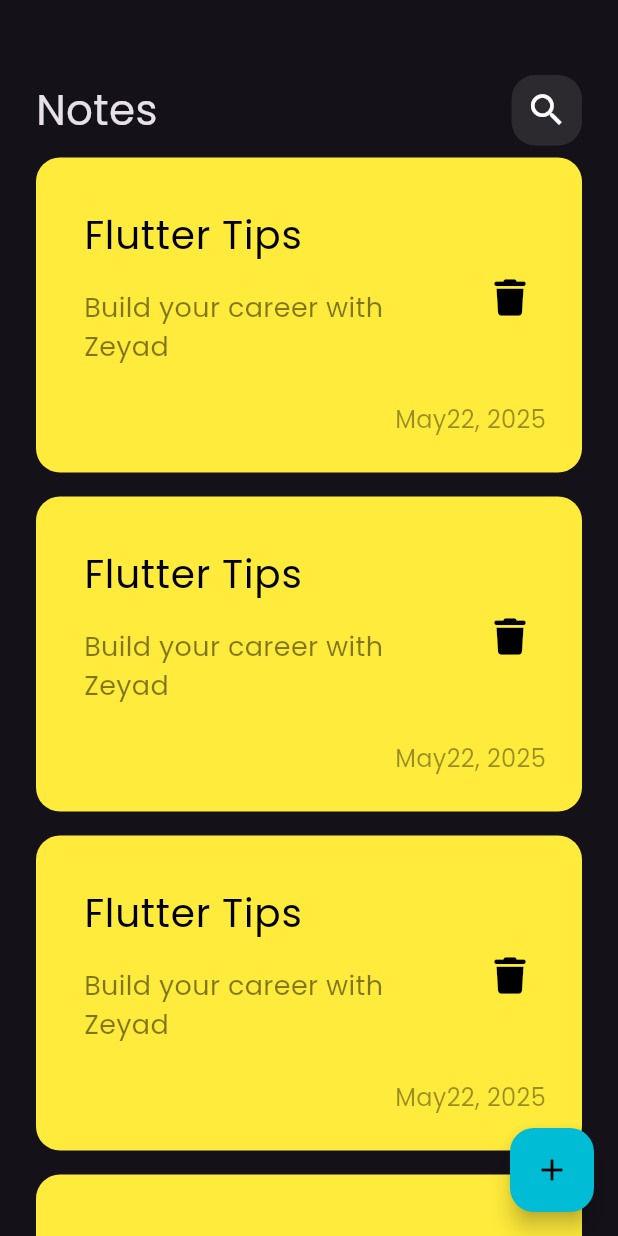
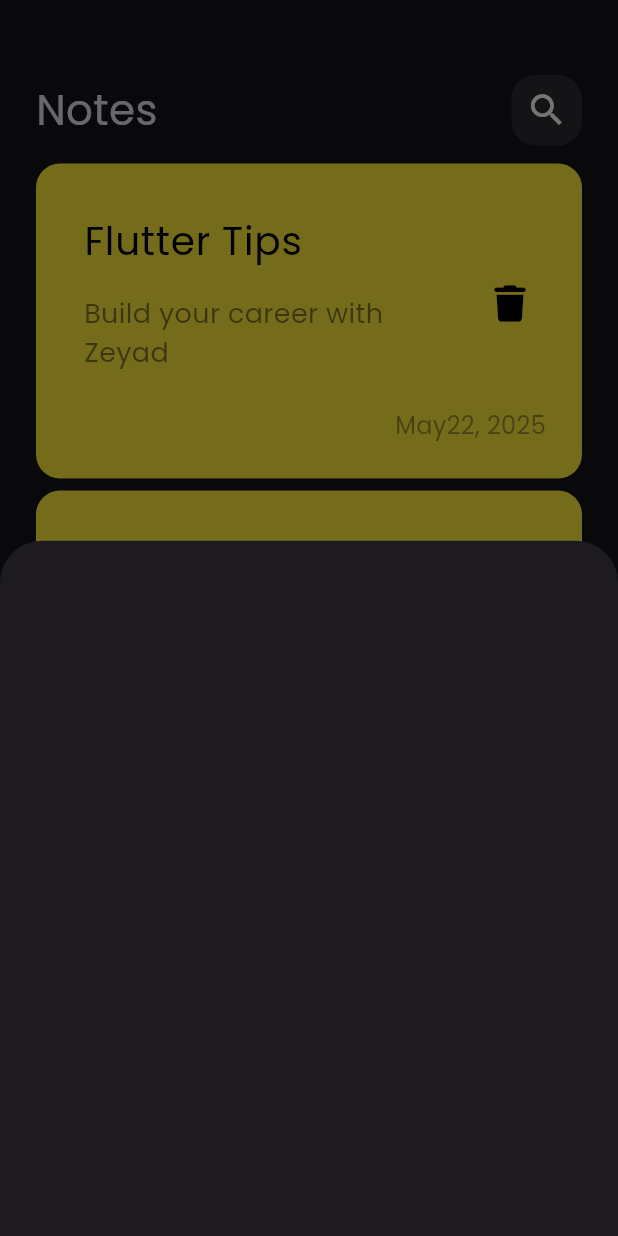
Before and after one commit to ZeyadBamj/notes_app, a Flutter app: the screen it shows after launch, after a tap on the "add" icon, on a phone screen of 412 x 824 dp. Run offline on Flutter 3.47's test engine with Material 3 defaults, Android fonts, the phone set to English and light mode, and no system bars; our stand-ins replace font_awesome_flutter.

Commit message:
make showModelBottomSheet in floatActionButton

```diff
--- a/lib/views/notes_view.dart
+++ b/lib/views/notes_view.dart
@@ -1,4 +1,5 @@
 import 'package:flutter/material.dart';
+import 'package:note_app/widgets/add_note_bottom_sheet.dart';
 import 'package:note_app/widgets/notes_view_body.dart';
 
 class NotesView extends StatelessWidget {
@@ -9,7 +10,14 @@ class NotesView extends StatelessWidget {
     return Scaffold(
       floatingActionButton: FloatingActionButton(
         backgroundColor: Colors.cyan,
-        onPressed: () {},
+        onPressed: () {
+          showModalBottomSheet(
+            context: context,
+            builder: (context) {
+              return AddNoteBottomSheet();
+            },
+          );
+        },
         child: Icon(Icons.add, color: Colors.black),
       ),
       body: NotesViewBody(),
--- /dev/null
+++ b/lib/widgets/add_note_bottom_sheet.dart
@@ -0,0 +1,11 @@
+
+import 'package:flutter/material.dart';
+
+class AddNoteBottomSheet extends StatelessWidget {
+  const AddNoteBottomSheet({super.key});
+
+  @override
+  Widget build(BuildContext context) {
+    return Container();
+  }
+}
--- a/lib/widgets/custom_note_item.dart
+++ b/lib/widgets/custom_note_item.dart
@@ -7,7 +7,7 @@ class CustomNoteItem extends StatelessWidget {
   @override
   Widget build(BuildContext context) {
     return Padding(
-      padding: const EdgeInsets.symmetric(vertical: 8),
+      padding: const EdgeInsets.symmetric(vertical: 4),
       child: Container(
         padding: EdgeInsets.only(top: 24, bottom: 24, left: 16),
         decoration: BoxDecoration(
--- a/lib/widgets/notes_list_view.dart
+++ b/lib/widgets/notes_list_view.dart
@@ -7,10 +7,14 @@ class NotesListView extends StatelessWidget {
   @override
   Widget build(BuildContext context) {
     return Expanded(
-      child: ListView.builder(
-        itemBuilder: (context, index) {
-          return const CustomNoteItem();
-        },
+      child: Padding(
+        padding: const EdgeInsets.only(top: 8),
+        child: ListView.builder(
+          padding: EdgeInsets.zero,
+          itemBuilder: (context, index) {
+            return const CustomNoteItem();
+          },
+        ),
       ),
     );
   }
```
